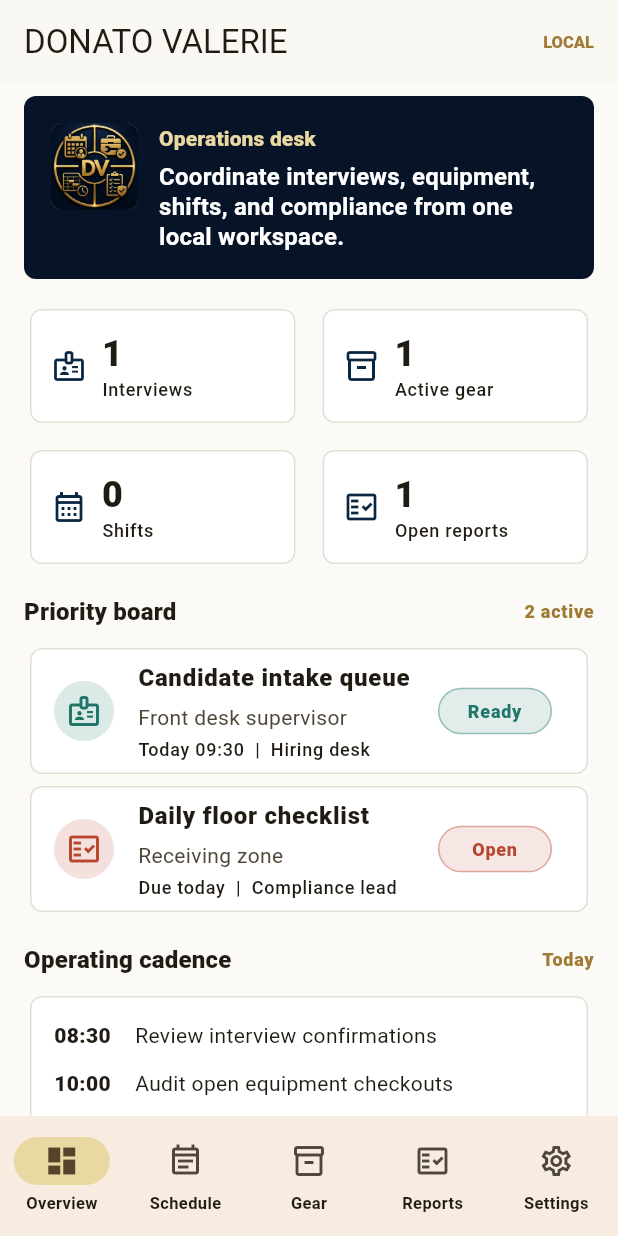
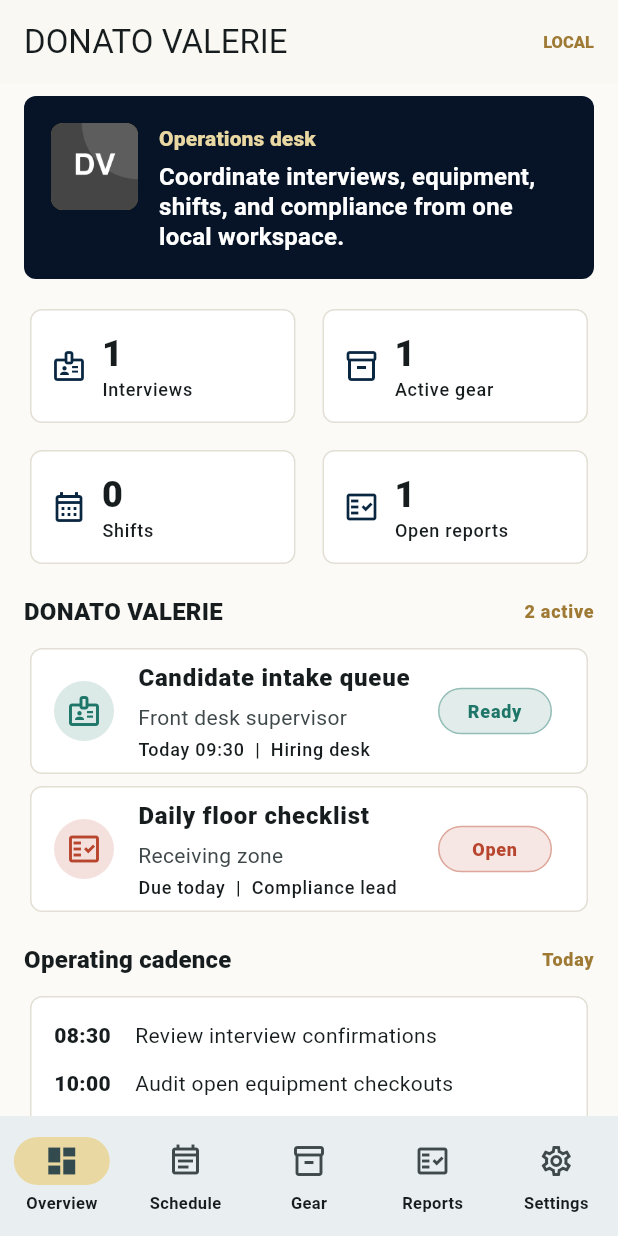
Before and after one commit to EOOrga/68d9d1251299230338fc3f5f, a Flutter app: the screen it shows after launch, on a phone screen of 412 x 824 dp. Run offline on Flutter 3.47's test engine with Material 3 defaults, Android fonts, the phone set to English and light mode, and no system bars; our stand-ins replace shared_preferences.

Commit message:
Create Flutter variant com.yaankoui.donatovalerie

```diff
--- a/lib/main.dart
+++ b/lib/main.dart
@@ -20,7 +20,7 @@ class DonatoValerieApp extends StatelessWidget {
 
   @override
   Widget build(BuildContext context) {
-    const seed = Color(0xFF9E7A35);
+    const seed = Color(0xFF454545);
     final scheme = ColorScheme.fromSeed(
       seedColor: seed,
       brightness: Brightness.light,
@@ -383,7 +383,7 @@ class OverviewPage extends StatelessWidget {
         ),
         const SizedBox(height: 16),
         SectionTitle(
-          title: 'Priority board',
+          title: 'DONATO VALERIE',
           actionText: '${priorities.length} active',
         ),
         if (priorities.isEmpty)
--- a/pubspec.yaml
+++ b/pubspec.yaml
@@ -1,4 +1,4 @@
-name: donato_valerie
+name: donatovalerie
 description: "Local operations workflow app for DONATO VALERIE."
 publish_to: 'none'
 
@@ -28,5 +28,5 @@ flutter_launcher_icons:
   android: true
   ios: false
   image_path: "docs/icon.png"
-  adaptive_icon_background: "#071428"
-  adaptive_icon_foreground: "docs/icon.png"
+  adaptive_icon_background: "#BDBDBD"
+  adaptive_icon_foreground: docs/icon.png
```
Also changed, not shown: docs/icon.png, 12 other files.
